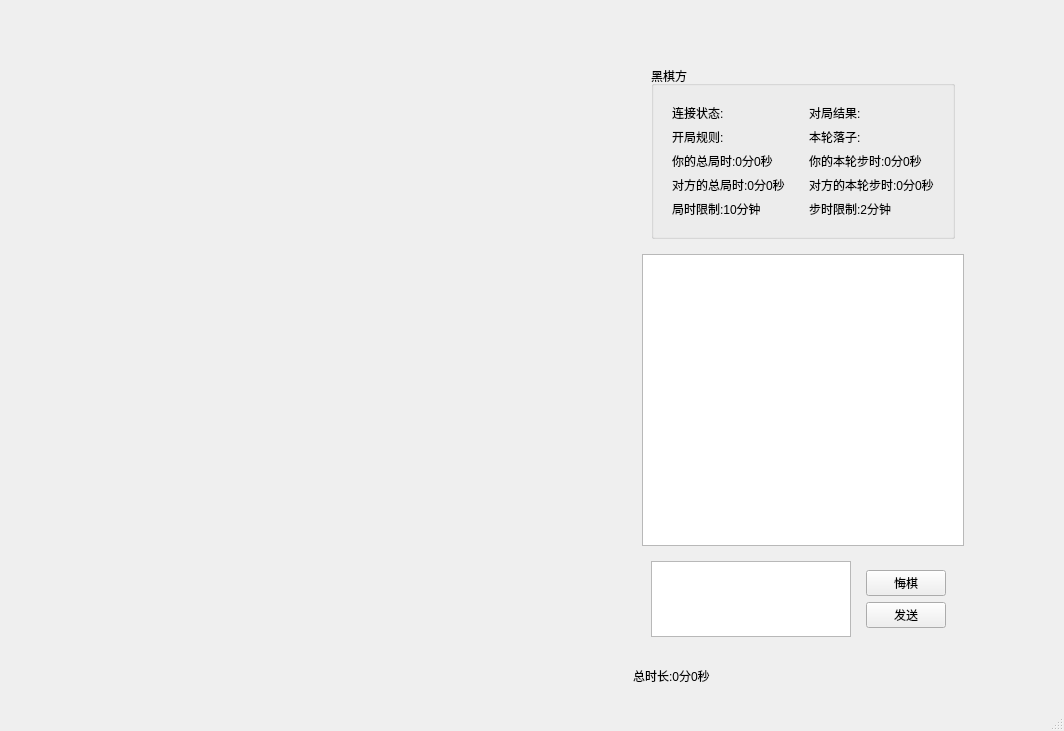
First picture: the form in chessboard_remote_pvp.ui, repository lgb666666661/Gobang, before the edit.
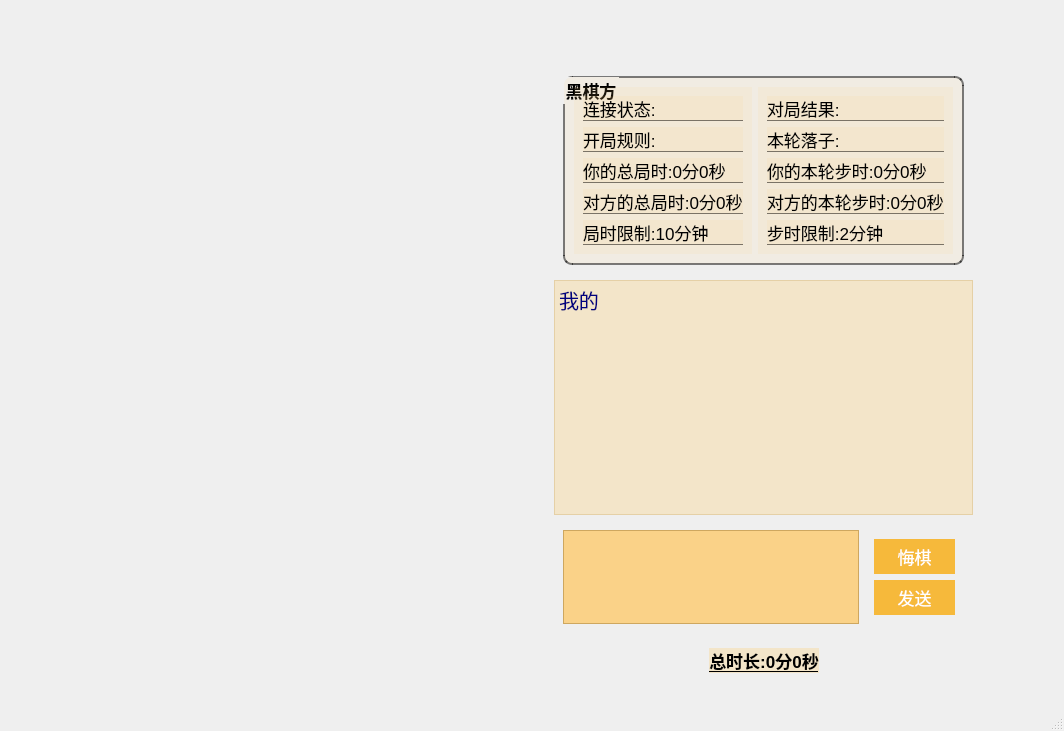
Second picture: the form after the edit.

Diff of the .ui file:
```diff
--- a/chessboard_remote_pvp.ui
+++ b/chessboard_remote_pvp.ui
@@ -13,6 +13,39 @@
   <property name="windowTitle">
    <string>联机对战</string>
   </property>
+  <property name="styleSheet">
+   <string notr="true">QMainWindow QPushButton {
+    background-color: #f6b93b;
+    color: white;
+    border: none;
+    padding: 5px 10px;
+    font-size: 17px;
+}
+
+QMainWindow QPushButton:hover {
+    background-color: #fdcb6e;
+}
+
+QMainWindow QPushButton:disabled {
+    background-color: rgba(161, 155, 144, 0.862);
+}
+
+QTestEdit {
+    background-color: #fdcb6e;
+}
+
+QGroupBox {
+    border: 3px;
+    border-radius: 3px;
+    border-color: rgba(0, 0, 0, 0.5);
+}
+
+QDialog QLabel {
+    color: #222f3e;
+    font-size: 17px;
+}
+</string>
+  </property>
   <widget class="QWidget" name="centralwidget">
    <layout class="QHBoxLayout" name="horizontalLayout_2" stretch="10,4,1">
     <item>
@@ -33,7 +66,7 @@
     </item>
     <item>
      <widget class="QWidget" name="rightWidget" native="true">
-      <layout class="QVBoxLayout" name="verticalLayout" stretch="1,20,1">
+      <layout class="QVBoxLayout" name="verticalLayout" stretch="0,20">
        <property name="rightMargin">
         <number>20</number>
        </property>
@@ -52,21 +85,61 @@
        </item>
        <item>
         <widget class="QWidget" name="widget" native="true">
-         <layout class="QVBoxLayout" name="verticalLayout_2" stretch="0,9,1">
+         <layout class="QVBoxLayout" name="verticalLayout_2" stretch="0,9,1,1">
           <item>
            <widget class="QWidget" name="widget_4" native="true">
+            <property name="font">
+             <font>
+              <underline>true</underline>
+             </font>
+            </property>
+            <property name="styleSheet">
+             <string notr="true">QGroupBox {
+    border: 2px solid rgba(0, 0, 0, 0.5);
+    border-radius: 9px;
+}
+
+QLabel {
+	border-bottom: 1px solid rgba(0, 0, 0, 0.5);
+}</string>
+            </property>
             <layout class="QHBoxLayout" name="horizontalLayout_3">
              <item>
               <widget class="QGroupBox" name="myChessColorGroupBox">
+               <property name="font">
+                <font>
+                 <pointsize>-1</pointsize>
+                 <bold>true</bold>
+                </font>
+               </property>
+               <property name="styleSheet">
+                <string notr="true">font-size: 17px;
+background-color: rgba(253, 203, 110, 0.1)</string>
+               </property>
                <property name="title">
                 <string>黑棋方</string>
                </property>
                <layout class="QHBoxLayout" name="horizontalLayout_4">
                 <item>
                  <widget class="QWidget" name="widget_6" native="true">
+                  <property name="font">
+                   <font>
+                    <pointsize>-1</pointsize>
+                    <underline>true</underline>
+                   </font>
+                  </property>
                   <layout class="QVBoxLayout" name="verticalLayout_4">
                    <item>
                     <widget class="QLabel" name="linkLabel">
+                     <property name="font">
+                      <font>
+                       <pointsize>-1</pointsize>
+                       <underline>false</underline>
+                      </font>
+                     </property>
+                     <property name="styleSheet">
+                      <string notr="true">\</string>
+                     </property>
                      <property name="text">
                       <string>连接状态:</string>
                      </property>
@@ -74,6 +147,12 @@
                    </item>
                    <item>
                     <widget class="QLabel" name="forbidLabel">
+                     <property name="font">
+                      <font>
+                       <pointsize>-1</pointsize>
+                       <underline>false</underline>
+                      </font>
+                     </property>
                      <property name="text">
                       <string>开局规则:</string>
                      </property>
@@ -81,6 +160,12 @@
                    </item>
                    <item>
                     <widget class="QLabel" name="myLocalTimeLabel">
+                     <property name="font">
+                      <font>
+                       <pointsize>-1</pointsize>
+                       <underline>false</underline>
+                      </font>
+                     </property>
                      <property name="text">
                       <string>你的总局时:0分0秒</string>
                      </property>
@@ -88,6 +173,12 @@
                    </item>
                    <item>
                     <widget class="QLabel" name="peerLocalTimeLabel">
+                     <property name="font">
+                      <font>
+                       <pointsize>-1</pointsize>
+                       <underline>false</underline>
+                      </font>
+                     </property>
                      <property name="text">
                       <string>对方的总局时:0分0秒</string>
                      </property>
@@ -95,6 +186,12 @@
                    </item>
                    <item>
                     <widget class="QLabel" name="label_9">
+                     <property name="font">
+                      <font>
+                       <pointsize>-1</pointsize>
+                       <underline>false</underline>
+                      </font>
+                     </property>
                      <property name="text">
                       <string>局时限制:10分钟</string>
                      </property>
@@ -105,9 +202,21 @@
                 </item>
                 <item>
                  <widget class="QWidget" name="widget_5" native="true">
+                  <property name="font">
+                   <font>
+                    <pointsize>-1</pointsize>
+                    <underline>true</underline>
+                   </font>
+                  </property>
                   <layout class="QVBoxLayout" name="verticalLayout_5">
                    <item>
                     <widget class="QLabel" name="resultLabel">
+                     <property name="font">
+                      <font>
+                       <pointsize>-1</pointsize>
+                       <underline>false</underline>
+                      </font>
+                     </property>
                      <property name="text">
                       <string>对局结果:</string>
                      </property>
@@ -115,6 +224,12 @@
                    </item>
                    <item>
                     <widget class="QLabel" name="currentColorLabel">
+                     <property name="font">
+                      <font>
+                       <pointsize>-1</pointsize>
+                       <underline>false</underline>
+                      </font>
+                     </property>
                      <property name="text">
                       <string>本轮落子:</string>
                      </property>
@@ -122,6 +237,12 @@
                    </item>
                    <item>
                     <widget class="QLabel" name="myStepTimeLabel">
+                     <property name="font">
+                      <font>
+                       <pointsize>-1</pointsize>
+                       <underline>false</underline>
+                      </font>
+                     </property>
                      <property name="text">
                       <string>你的本轮步时:0分0秒</string>
                      </property>
@@ -129,6 +250,12 @@
                    </item>
                    <item>
                     <widget class="QLabel" name="peerStepTimeLabel">
+                     <property name="font">
+                      <font>
+                       <pointsize>-1</pointsize>
+                       <underline>false</underline>
+                      </font>
+                     </property>
                      <property name="text">
                       <string>对方的本轮步时:0分0秒</string>
                      </property>
@@ -136,6 +263,12 @@
                    </item>
                    <item>
                     <widget class="QLabel" name="label_10">
+                     <property name="font">
+                      <font>
+                       <pointsize>-1</pointsize>
+                       <underline>false</underline>
+                      </font>
+                     </property>
                      <property name="text">
                       <string>步时限制:2分钟</string>
                      </property>
@@ -151,13 +284,152 @@
            </widget>
           </item>
           <item>
-           <widget class="QTextEdit" name="logEdit"/>
+           <widget class="QTextEdit" name="logEdit">
+            <property name="palette">
+             <palette>
+              <active>
+               <colorrole role="Button">
+                <brush brushstyle="SolidPattern">
+                 <color alpha="76">
+                  <red>253</red>
+                  <green>203</green>
+                  <blue>110</blue>
+                 </color>
+                </brush>
+               </colorrole>
+               <colorrole role="Text">
+                <brush brushstyle="SolidPattern">
+                 <color alpha="255">
+                  <red>0</red>
+                  <green>0</green>
+                  <blue>127</blue>
+                 </color>
+                </brush>
+               </colorrole>
+               <colorrole role="Base">
+                <brush brushstyle="NoBrush">
+                 <color alpha="255">
+                  <red>0</red>
+                  <green>0</green>
+                  <blue>0</blue>
+                 </color>
+                </brush>
+               </colorrole>
+               <colorrole role="Window">
+                <brush brushstyle="SolidPattern">
+                 <color alpha="76">
+                  <red>253</red>
+                  <green>203</green>
+                  <blue>110</blue>
+                 </color>
+                </brush>
+               </colorrole>
+              </active>
+              <inactive>
+               <colorrole role="Button">
+                <brush brushstyle="SolidPattern">
+                 <color alpha="76">
+                  <red>253</red>
+                  <green>203</green>
+                  <blue>110</blue>
+                 </color>
+                </brush>
+               </colorrole>
+               <colorrole role="Text">
+                <brush brushstyle="SolidPattern">
+                 <color alpha="255">
+                  <red>0</red>
+                  <green>0</green>
+                  <blue>0</blue>
+                 </color>
+                </brush>
+               </colorrole>
+               <colorrole role="Base">
+                <brush brushstyle="NoBrush">
+                 <color alpha="255">
+                  <red>0</red>
+                  <green>0</green>
+                  <blue>0</blue>
+                 </color>
+                </brush>
+               </colorrole>
+               <colorrole role="Window">
+                <brush brushstyle="SolidPattern">
+                 <color alpha="76">
+                  <red>253</red>
+                  <green>203</green>
+                  <blue>110</blue>
+                 </color>
+                </brush>
+               </colorrole>
+              </inactive>
+              <disabled>
+               <colorrole role="Button">
+                <brush brushstyle="SolidPattern">
+                 <color alpha="76">
+                  <red>253</red>
+                  <green>203</green>
+                  <blue>110</blue>
+                 </color>
+                </brush>
+               </colorrole>
+               <colorrole role="Text">
+                <brush brushstyle="SolidPattern">
+                 <color alpha="255">
+                  <red>120</red>
+                  <green>120</green>
+                  <blue>120</blue>
+                 </color>
+                </brush>
+               </colorrole>
+               <colorrole role="Base">
+                <brush brushstyle="NoBrush">
+                 <color alpha="255">
+                  <red>0</red>
+                  <green>0</green>
+                  <blue>0</blue>
+                 </color>
+                </brush>
+               </colorrole>
+               <colorrole role="Window">
+                <brush brushstyle="SolidPattern">
+                 <color alpha="76">
+                  <red>253</red>
+                  <green>203</green>
+                  <blue>110</blue>
+                 </color>
+                </brush>
+               </colorrole>
+              </disabled>
+             </palette>
+            </property>
+            <property name="styleSheet">
+             <string notr="true">background-color:rgba(253, 203, 110, 0.3);
+font-size:20px;
+font-color:#00FF00;
+text-align: center;</string>
+            </property>
+            <property name="html">
+             <string>&lt;!DOCTYPE HTML PUBLIC &quot;-//W3C//DTD HTML 4.0//EN&quot; &quot;http://www.w3.org/TR/REC-html40/strict.dtd&quot;&gt;
+&lt;html&gt;&lt;head&gt;&lt;meta name=&quot;qrichtext&quot; content=&quot;1&quot; /&gt;&lt;meta charset=&quot;utf-8&quot; /&gt;&lt;style type=&quot;text/css&quot;&gt;
+p, li { white-space: pre-wrap; }
+&lt;/style&gt;&lt;/head&gt;&lt;body style=&quot; font-family:'Microsoft YaHei UI'; font-size:20px; font-weight:400; font-style:normal;&quot;&gt;
+&lt;p style=&quot; margin-top:0px; margin-bottom:0px; margin-left:0px; margin-right:0px; -qt-block-indent:0; text-indent:0px;&quot;&gt;&lt;span style=&quot; font-size:20px;&quot;&gt;我的&lt;/span&gt;&lt;/p&gt;&lt;/body&gt;&lt;/html&gt;</string>
+            </property>
+           </widget>
           </item>
           <item>
            <widget class="QWidget" name="widget_3" native="true">
             <layout class="QHBoxLayout" name="horizontalLayout" stretch="3,1">
              <item>
-              <widget class="QTextEdit" name="textEdit"/>
+              <widget class="QTextEdit" name="textEdit">
+               <property name="styleSheet">
+                <string notr="true">background-color:rgba(253, 203, 110, 0.8);
+font-size:20px;
+font-color:#00FF00;
+text-align: center;</string>
+               </property>
+              </widget>
              </item>
              <item>
               <widget class="QWidget" name="widget_2" native="true">
@@ -182,16 +454,61 @@
             </layout>
            </widget>
           </item>
+          <item>
+           <widget class="QWidget" name="widget_7" native="true">
+            <layout class="QHBoxLayout" name="horizontalLayout_5">
+             <item>
+              <spacer name="horizontalSpacer_3">
+               <property name="orientation">
+                <enum>Qt::Horizontal</enum>
+               </property>
+               <property name="sizeHint" stdset="0">
+                <size>
+                 <width>40</width>
+                 <height>20</height>
+                </size>
+               </property>
+              </spacer>
+             </item>
+             <item>
+              <widget class="QLabel" name="timeLabel">
+               <property name="font">
+                <font>
+                 <pointsize>13</pointsize>
+                 <bold>true</bold>
+                 <underline>true</underline>
+                </font>
+               </property>
+               <property name="styleSheet">
+                <string notr="true">background-color: rgba(253, 203, 110, 0.3)</string>
+               </property>
+               <property name="text">
+                <string>总时长:0分0秒</string>
+               </property>
+               <property name="alignment">
+                <set>Qt::AlignCenter</set>
+               </property>
+              </widget>
+             </item>
+             <item>
+              <spacer name="horizontalSpacer_4">
+               <property name="orientation">
+                <enum>Qt::Horizontal</enum>
+               </property>
+               <property name="sizeHint" stdset="0">
+                <size>
+                 <width>40</width>
+                 <height>20</height>
+                </size>
+               </property>
+              </spacer>
+             </item>
+            </layout>
+           </widget>
+          </item>
          </layout>
         </widget>
        </item>
-       <item>
-        <widget class="QLabel" name="timeLabel">
-         <property name="text">
-          <string>总时长:0分0秒</string>
-         </property>
-        </widget>
-       </item>
       </layout>
      </widget>
     </item>
```
